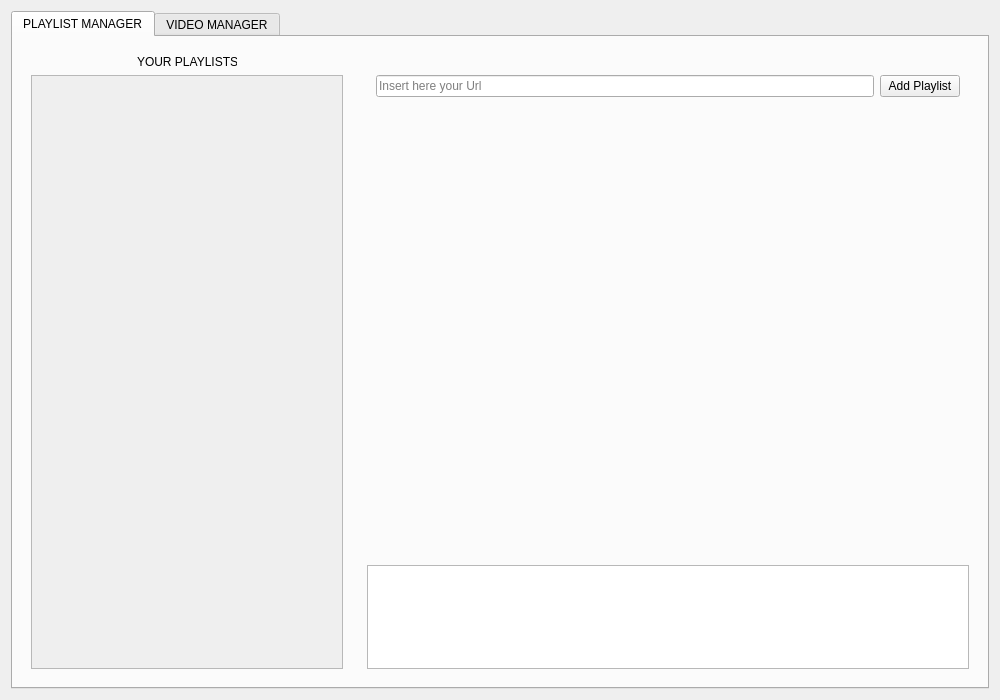
Old version of the form main.ui in the repository VitoCammarata/YTManager.
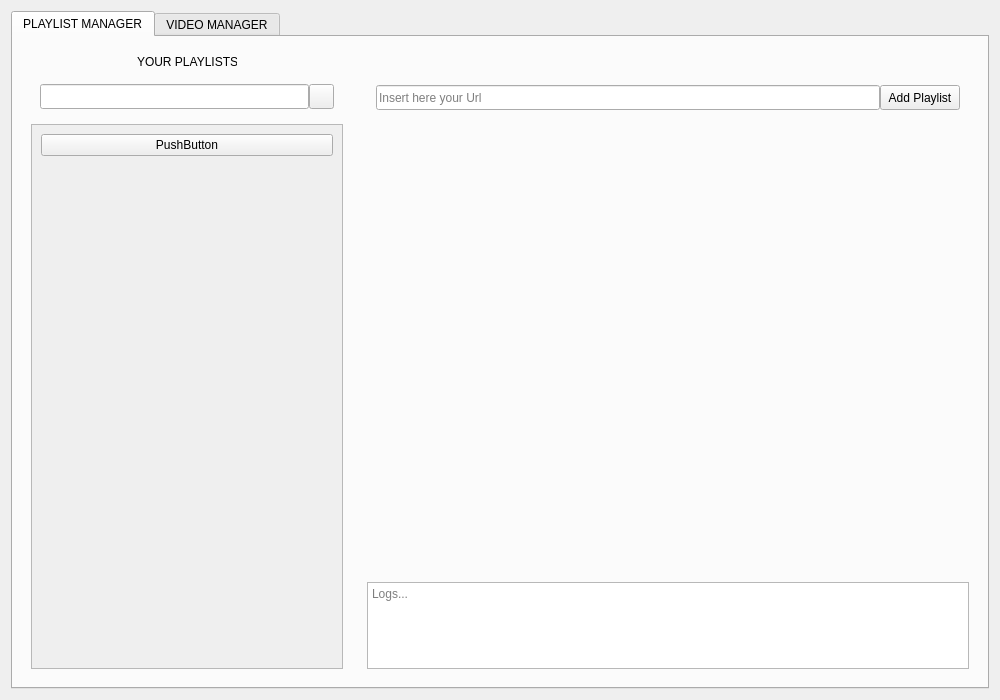
New version of the form. Icons and pictures are not drawn.

Commit message: add directory managment

Patch:
```diff
--- a/main.ui
+++ b/main.ui
@@ -77,6 +77,59 @@
             </property>
            </widget>
           </item>
+          <item>
+           <widget class="QWidget" name="pahContainer" native="true">
+            <property name="minimumSize">
+             <size>
+              <width>0</width>
+              <height>20</height>
+             </size>
+            </property>
+            <layout class="QHBoxLayout" name="horizontalLayout_2">
+             <property name="spacing">
+              <number>0</number>
+             </property>
+             <item>
+              <widget class="QLineEdit" name="pathLine">
+               <property name="maximumSize">
+                <size>
+                 <width>16777215</width>
+                 <height>25</height>
+                </size>
+               </property>
+              </widget>
+             </item>
+             <item>
+              <widget class="QPushButton" name="viewPath">
+               <property name="minimumSize">
+                <size>
+                 <width>25</width>
+                 <height>25</height>
+                </size>
+               </property>
+               <property name="maximumSize">
+                <size>
+                 <width>25</width>
+                 <height>16777215</height>
+                </size>
+               </property>
+               <property name="text">
+                <string/>
+               </property>
+               <property name="icon">
+                <iconset theme="go-down"/>
+               </property>
+               <property name="iconSize">
+                <size>
+                 <width>10</width>
+                 <height>10</height>
+                </size>
+               </property>
+              </widget>
+             </item>
+            </layout>
+           </widget>
+          </item>
           <item>
            <widget class="QScrollArea" name="scrollArea">
             <property name="minimumSize">
@@ -106,13 +159,35 @@
                <x>0</x>
                <y>0</y>
                <width>310</width>
-               <height>595</height>
+               <height>546</height>
               </rect>
              </property>
              <layout class="QVBoxLayout" name="verticalLayout_3">
+              <property name="leftMargin">
+               <number>0</number>
+              </property>
+              <property name="topMargin">
+               <number>0</number>
+              </property>
+              <property name="rightMargin">
+               <number>0</number>
+              </property>
+              <property name="bottomMargin">
+               <number>0</number>
+              </property>
               <item>
                <widget class="QWidget" name="playlistsList" native="true">
-                <layout class="QVBoxLayout" name="verticalLayout_4">
+                <layout class="QVBoxLayout" name="verticalLayout_5">
+                 <property name="spacing">
+                  <number>6</number>
+                 </property>
+                 <item>
+                  <widget class="QPushButton" name="pushButton">
+                   <property name="text">
+                    <string>PushButton</string>
+                   </property>
+                  </widget>
+                 </item>
                  <item>
                   <spacer name="verticalSpacer_2">
                    <property name="orientation">
@@ -162,7 +237,7 @@
           </property>
           <layout class="QVBoxLayout" name="verticalLayout_2">
            <property name="topMargin">
-            <number>20</number>
+            <number>30</number>
            </property>
            <item>
             <widget class="QWidget" name="urlRow" native="true">
@@ -173,8 +248,17 @@
               </size>
              </property>
              <layout class="QHBoxLayout" name="horizontalLayout_5">
+              <property name="spacing">
+               <number>0</number>
+              </property>
               <item>
                <widget class="QLineEdit" name="urlInsertField">
+                <property name="minimumSize">
+                 <size>
+                  <width>0</width>
+                  <height>25</height>
+                 </size>
+                </property>
                 <property name="text">
                  <string/>
                 </property>
@@ -185,6 +269,12 @@
               </item>
               <item>
                <widget class="QPushButton" name="addPlaylistButton">
+                <property name="minimumSize">
+                 <size>
+                  <width>0</width>
+                  <height>25</height>
+                 </size>
+                </property>
                 <property name="text">
                  <string>Add Playlist</string>
                 </property>
@@ -211,9 +301,12 @@
              <property name="maximumSize">
               <size>
                <width>16777215</width>
-               <height>150</height>
+               <height>130</height>
               </size>
              </property>
+             <property name="placeholderText">
+              <string>Logs...</string>
+             </property>
             </widget>
            </item>
           </layout>
```
The commit also changes 2 other files.
